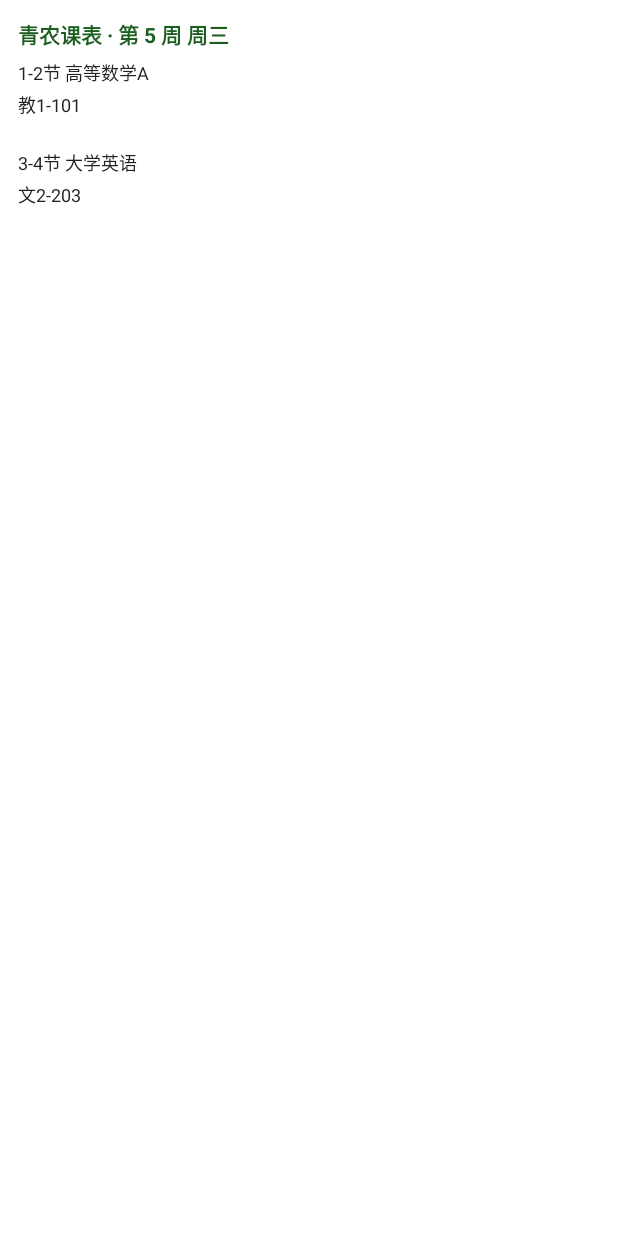
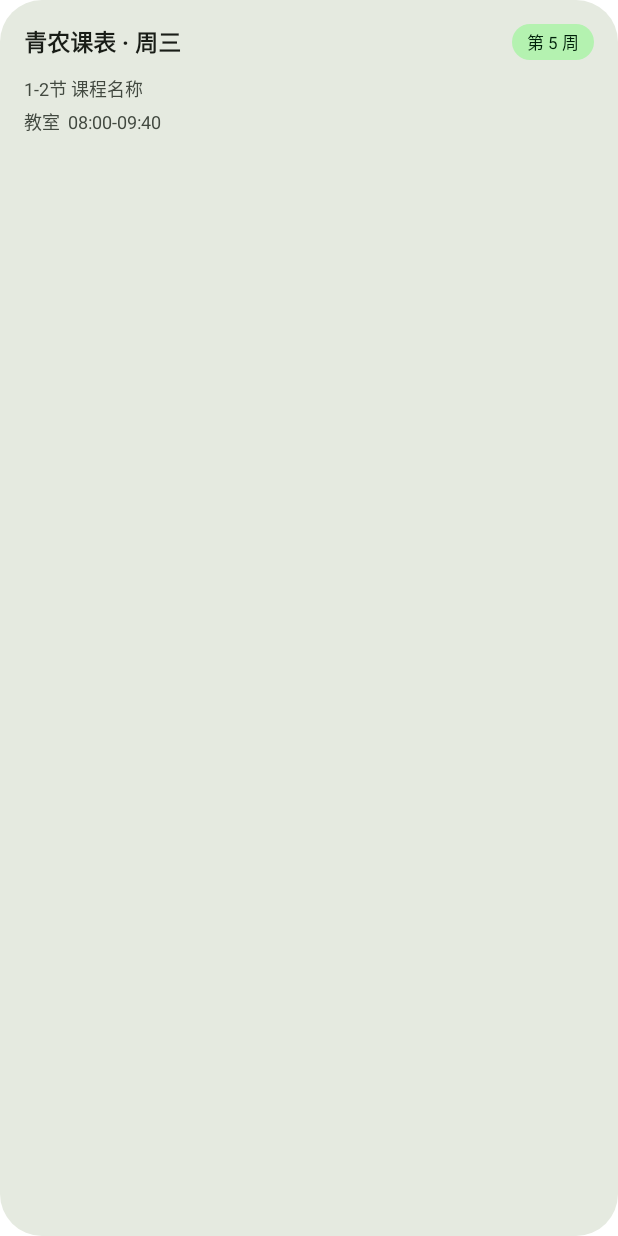
Before and after one commit to Petersky520/qau-timetable, an Android app built with Jetpack Compose: the layout widget_timetable.xml on its own in the app's theme, with its tools: preview values and no code run, on a phone screen of 412 x 824 dp. Run offline under Robolectric (Android 15) with nearby library versions, the light colour scheme and no system bars.

Commit message:
v1.2：返回键移到左上角；桌面小组件改为 Material 3
- 二级界面（同步 / 设置）的返回键移到 TopAppBar 左上角，
  并补上 BackHandler —— 之前系统返回键 / 返回手势会直接退出 App，
  而不是回到主界面
- 移除两个二级界面底部的全宽「返回」按钮
- 桌面小组件改为 Material 3：surfaceContainerHigh 分层表面色、
  跟随系统深色模式（values-night）、圆角跟随系统小组件半径（API 31+）、
  周次改为 primaryContainer 胶囊徽标、整块可点、
  选择器里加说明与预览
- versionCode 2→3，versionName 1.1→1.2

```diff
--- a/app/build.gradle.kts
+++ b/app/build.gradle.kts
@@ -31,8 +31,8 @@ android {
         applicationId = "cn.edu.qau.timetable"
         minSdk = 26
         targetSdk = 35
-        versionCode = 2
-        versionName = "1.1"
+        versionCode = 3
+        versionName = "1.2"
         resourceConfigurations += listOf("zh", "en")
     }
 
--- a/app/src/main/java/cn/edu/qau/timetable/ui/SettingsScreen.kt
+++ b/app/src/main/java/cn/edu/qau/timetable/ui/SettingsScreen.kt
@@ -39,7 +39,7 @@ import cn.edu.qau.timetable.util.CrashLogger
 
 @OptIn(ExperimentalMaterial3Api::class)
 @Composable
-fun SettingsScreen(vm: MainViewModel, modifier: Modifier = Modifier, onBack: () -> Unit) {
+fun SettingsScreen(vm: MainViewModel, modifier: Modifier = Modifier) {
     val settings by vm.settings.collectAsState()
     val context = LocalContext.current
     val clipboard = LocalClipboardManager.current
@@ -287,7 +287,5 @@ fun SettingsScreen(vm: MainViewModel, modifier: Modifier = Modifier, onBack: ()
                 )
             }
         }
-
-        Button(onClick = onBack, modifier = Modifier.fillMaxWidth()) { Text("返回") }
     }
 }
--- a/app/src/main/java/cn/edu/qau/timetable/ui/SyncScreen.kt
+++ b/app/src/main/java/cn/edu/qau/timetable/ui/SyncScreen.kt
@@ -69,7 +69,7 @@ private class WebHolder {
 
 @SuppressLint("SetJavaScriptEnabled")
 @Composable
-fun SyncScreen(vm: MainViewModel, modifier: Modifier = Modifier, onBack: () -> Unit) {
+fun SyncScreen(vm: MainViewModel, modifier: Modifier = Modifier) {
     val appSettings by vm.settings.collectAsState()
     val mainHandler = remember { Handler(Looper.getMainLooper()) }
     val webHolder = remember { WebHolder() }
@@ -437,8 +437,6 @@ fun SyncScreen(vm: MainViewModel, modifier: Modifier = Modifier, onBack: () -> U
                         "再点「抓当前页」。",
                     style = MaterialTheme.typography.labelSmall,
                 )
-
-                Button(onClick = onBack, modifier = Modifier.fillMaxWidth()) { Text("返回") }
             }
         }
 
--- /dev/null
+++ b/app/src/main/res/drawable-v31/widget_bg.xml
@@ -0,0 +1,10 @@
+<?xml version="1.0" encoding="utf-8"?><!--
+  Android 12 起系统为桌面小组件定义了统一圆角
+  （system_app_widget_background_radius，通常 28dp）。
+  跟随它，小组件才会和系统/其它 App 的小组件在外观上对齐。
+-->
+<shape xmlns:android="http://schemas.android.com/apk/res/android"
+    android:shape="rectangle">
+    <solid android:color="@color/widget_surface" />
+    <corners android:radius="@android:dimen/system_app_widget_background_radius" />
+</shape>
--- /dev/null
+++ b/app/src/main/res/drawable/widget_badge_bg.xml
@@ -0,0 +1,9 @@
+<?xml version="1.0" encoding="utf-8"?><!--
+  周次徽标背景：M3 的 primaryContainer 胶囊形。
+  半径取一个大于徽标高度一半的值，渲染时会被钳制成胶囊。
+-->
+<shape xmlns:android="http://schemas.android.com/apk/res/android"
+    android:shape="rectangle">
+    <solid android:color="@color/widget_accent_container" />
+    <corners android:radius="20dp" />
+</shape>
--- a/app/src/main/res/drawable/widget_bg.xml
+++ b/app/src/main/res/drawable/widget_bg.xml
@@ -1,6 +1,11 @@
-<?xml version="1.0" encoding="utf-8"?>
+<?xml version="1.0" encoding="utf-8"?><!--
+  小组件背景：M3 的分层表面色 surfaceContainerHigh + 大圆角。
+
+  Android 12（API 31）及以上会改用 drawable-v31 里的版本 ——
+  那里跟随系统为小组件定义的统一圆角，能和桌面上其它小组件对齐。
+-->
 <shape xmlns:android="http://schemas.android.com/apk/res/android"
     android:shape="rectangle">
-    <solid android:color="@color/widget_bg" />
-    <corners android:radius="16dp" />
+    <solid android:color="@color/widget_surface" />
+    <corners android:radius="24dp" />
 </shape>
--- a/app/src/main/res/layout/widget_timetable.xml
+++ b/app/src/main/res/layout/widget_timetable.xml
@@ -1,31 +1,75 @@
-<?xml version="1.0" encoding="utf-8"?>
+<?xml version="1.0" encoding="utf-8"?><!--
+  桌面小组件布局（Material 3）。
+
+  结构：
+    标题行 —— 左侧标题，右侧「第 N 周」胶囊徽标
+    正文   —— 今日课程（跨节的课合并显示起止时间）
+
+  M3 要点：
+    · 16dp 内边距（M3 的标准间距刻度）
+    · 分层表面色 surfaceContainerHigh，圆角跟随系统小组件半径
+    · 两级文字色：标题用 onSurface，正文用 onSurfaceVariant
+    · 周次做成 primaryContainer 的徽标，而不是塞进标题字符串
+    · 整块可点（由 Provider 绑定点击），不是只有文字能点
+
+  注意：下面三个 TextView 的 android:text 是**占位文本**，有两个用途 ——
+    1. 作为 initialLayout，添加后到首次 onUpdate 之间不至于是一片空白；
+    2. 作为 widget_timetable_info.xml 的 previewLayout，
+       让系统小组件选择器里能直接看到真实排版（tools:text 编译期就被剥掉了，
+       用它的话预览会是一张空卡片）。
+  Provider 每次 render 都会覆盖这三处文本，运行时不会显示这些占位内容。
+-->
 <LinearLayout xmlns:android="http://schemas.android.com/apk/res/android"
-    xmlns:tools="http://schemas.android.com/tools"
+    android:id="@+id/widget_root"
     android:layout_width="match_parent"
     android:layout_height="match_parent"
     android:background="@drawable/widget_bg"
     android:orientation="vertical"
-    android:padding="12dp">
+    android:padding="16dp">
 
-    <TextView
-        android:id="@+id/widget_title"
+    <LinearLayout
         android:layout_width="match_parent"
         android:layout_height="wrap_content"
-        android:ellipsize="end"
-        android:maxLines="1"
-        android:textColor="@color/widget_title"
-        android:textSize="14sp"
-        android:textStyle="bold"
-        tools:text="青农课表 · 第 5 周 周三" />
+        android:gravity="center_vertical"
+        android:orientation="horizontal">
+
+        <TextView
+            android:id="@+id/widget_title"
+            android:layout_width="0dp"
+            android:layout_height="wrap_content"
+            android:layout_weight="1"
+            android:ellipsize="end"
+            android:maxLines="1"
+            android:textColor="@color/widget_on_surface"
+            android:textSize="15sp"
+            android:textStyle="bold"
+            android:text="青农课表 · 周三" />
+
+        <TextView
+            android:id="@+id/widget_badge"
+            android:layout_width="wrap_content"
+            android:layout_height="wrap_content"
+            android:layout_marginStart="8dp"
+            android:background="@drawable/widget_badge_bg"
+            android:ellipsize="end"
+            android:maxLines="1"
+            android:paddingStart="10dp"
+            android:paddingTop="3dp"
+            android:paddingEnd="10dp"
+            android:paddingBottom="3dp"
+            android:textColor="@color/widget_on_accent_container"
+            android:textSize="11sp"
+            android:text="第 5 周" />
+    </LinearLayout>
 
     <TextView
         android:id="@+id/widget_body"
         android:layout_width="match_parent"
         android:layout_height="wrap_content"
-        android:layout_marginTop="6dp"
-        android:lineSpacingExtra="3dp"
-        android:textColor="@color/widget_text"
+        android:layout_marginTop="10dp"
+        android:lineSpacingExtra="4dp"
+        android:textColor="@color/widget_on_surface_variant"
         android:textSize="12sp"
-        tools:text="1-2节 高等数学A\n教1-101\n\n3-4节 大学英语\n文2-203" />
+        android:text="1-2节 课程名称&#10;教室  08:00-09:40" />
 
 </LinearLayout>
--- /dev/null
+++ b/app/src/main/res/values-night/colors.xml
@@ -0,0 +1,13 @@
+<?xml version="1.0" encoding="utf-8"?>
+<resources>
+    <!--
+      深色模式下的小组件配色，逐项对应 Theme.kt 里的 DarkColors。
+      系统切到深色时，桌面小组件也跟着变，不再是一块刺眼的白底。
+    -->
+    <color name="widget_surface">#282B25</color>             <!-- surfaceContainerHigh -->
+    <color name="widget_on_surface">#E1E4DB</color>           <!-- onSurface -->
+    <color name="widget_on_surface_variant">#C2C9BD</color>   <!-- onSurfaceVariant -->
+    <color name="widget_accent_container">#145226</color>     <!-- primaryContainer -->
+    <color name="widget_on_accent_container">#B4F2B0</color>  <!-- onPrimaryContainer -->
+    <color name="widget_outline_variant">#424940</color>      <!-- outlineVariant -->
+</resources>
--- a/app/src/main/res/values/colors.xml
+++ b/app/src/main/res/values/colors.xml
@@ -1,7 +1,21 @@
 <?xml version="1.0" encoding="utf-8"?>
 <resources>
     <color name="ic_launcher_background">#2E7D32</color>
-    <color name="widget_bg">#F2FFFFFF</color>
-    <color name="widget_title">#1B5E20</color>
-    <color name="widget_text">#212121</color>
+
+    <!--
+      桌面小组件的 Material 3 配色。
+
+      取自 App 内置的农大绿 M3 调色板（见 ui/theme/Theme.kt），
+      深色模式的值由 values-night/colors.xml 覆盖。
+
+      说明：小组件走 RemoteViews，拿不到 Compose 的动态取色（Material You），
+      所以这里用固定色值；系统深浅色切换靠 values-night 生效。
+      命名沿用 M3 的语义色名，方便和 Theme.kt 对照。
+    -->
+    <color name="widget_surface">#E5EAE0</color>             <!-- surfaceContainerHigh -->
+    <color name="widget_on_surface">#191D17</color>           <!-- onSurface -->
+    <color name="widget_on_surface_variant">#424940</color>   <!-- onSurfaceVariant -->
+    <color name="widget_accent_container">#B4F2B0</color>     <!-- primaryContainer -->
+    <color name="widget_on_accent_container">#00210A</color>  <!-- onPrimaryContainer -->
+    <color name="widget_outline_variant">#C2C9BD</color>      <!-- outlineVariant -->
 </resources>
--- a/app/src/main/res/values/strings.xml
+++ b/app/src/main/res/values/strings.xml
@@ -1,4 +1,6 @@
 <?xml version="1.0" encoding="utf-8"?>
 <resources>
     <string name="app_name">青农课表</string>
+    <!-- 小组件选择器里显示的说明（Android 12 起生效） -->
+    <string name="widget_description">今日课程一目了然；今天没课时显示最近一次课。</string>
 </resources>
--- a/app/src/main/res/xml/widget_timetable_info.xml
+++ b/app/src/main/res/xml/widget_timetable_info.xml
@@ -1,8 +1,10 @@
 <?xml version="1.0" encoding="utf-8"?>
 <appwidget-provider xmlns:android="http://schemas.android.com/apk/res/android"
+    android:description="@string/widget_description"
     android:initialLayout="@layout/widget_timetable"
     android:minHeight="110dp"
     android:minWidth="250dp"
+    android:previewLayout="@layout/widget_timetable"
     android:resizeMode="horizontal|vertical"
     android:targetCellHeight="2"
     android:targetCellWidth="4"
```
Also changed, not shown: app/src/main/java/cn/edu/qau/timetable/MainActivity.kt (+23 -2 lines), app/src/main/java/cn/edu/qau/timetable/widget/TimetableWidgetProvider.kt (+19 -7 lines).
